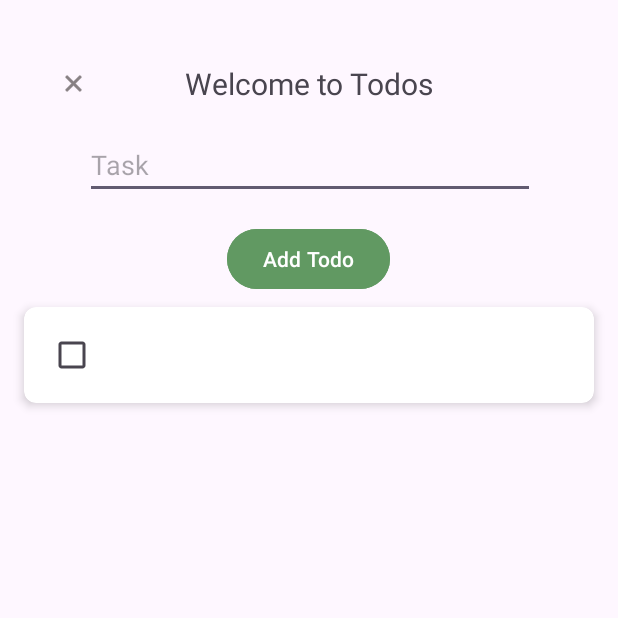
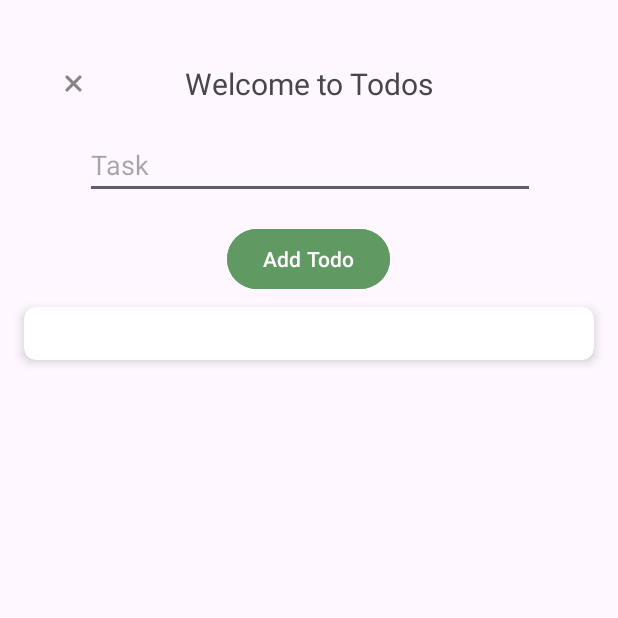
Before and after one commit to maxxu123456/college-scheduler, an Android app: the TodoActivity screen opened directly, with no data from a screen before it, after a tap on "Add Todo", on a phone screen of 412 x 824 dp, the top half of it. Run offline under Robolectric (Android 15) with nearby library versions, the phone set to English and light mode, and no system bars; our stand-ins replace Room's generated code, data binding; 2 statements that could not run were skipped.

Commit message:
Removed Checkbox from todo_list_item

```diff
--- a/app/src/main/res/layout/todo_list_item.xml
+++ b/app/src/main/res/layout/todo_list_item.xml
@@ -5,10 +5,12 @@
     xmlns:android="http://schemas.android.com/apk/res/android">
 
     <data>
+
         <variable
             name="todo"
             type="com.example.collegescheduler.entities.Todo" />
     </data>
+
     <androidx.cardview.widget.CardView
         android:layout_width="match_parent"
         android:layout_height="wrap_content"
@@ -21,12 +23,12 @@
             android:layout_width="wrap_content"
             android:layout_height="wrap_content"
             android:padding="8dp">
-            <CheckBox
+
+            <TextView
                 android:id="@+id/todoCheckBox"
                 android:layout_width="wrap_content"
                 android:layout_height="wrap_content"
-                android:text="@{todo.getTodoTask}">
-            </CheckBox>
+                android:text="@{todo.getTodoTask}" />
         </RelativeLayout>
     </androidx.cardview.widget.CardView>
 </layout>
```
